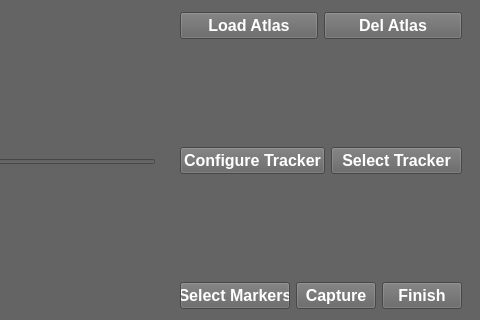
Old version of the form mainWindow.ui in the repository Beastmaster/Tracking3D_Example; both pictures show x 652 to 1132 and y 259 to 579 of the 1132 by 849 pixel window.
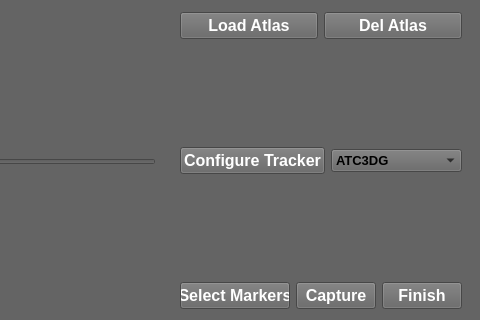
New version of the form. Custom widgets are drawn as their Qt base class.

Patch:
```diff
--- a/mainWindow.ui
+++ b/mainWindow.ui
@@ -249,37 +249,25 @@
           </widget>
          </item>
          <item>
-          <widget class="QPushButton" name="sel_Tracker_Btn">
+          <widget class="QComboBox" name="sel_Tracker_Combo">
            <property name="font">
             <font>
              <family>Arial</family>
-             <pointsize>12</pointsize>
+             <pointsize>10</pointsize>
              <weight>75</weight>
              <bold>true</bold>
             </font>
            </property>
-           <property name="styleSheet">
-            <string notr="true">QPushButton { color: rgb(255, 255, 255);}
- 
-QPushButton:pressed { color: rgb(255, 255, 255);border: none;margin: 0px;padding: 0px;background-color:rgb(0,102,224);}
-
-QPushButton:hover:!pressed { color: rgb(255, 255, 255);border: none;margin: 0px;padding: 0px;background-color:rgb(63,63,70);}
-
-QPushButton:hover { color:rgb(255, 255, 255);}
-
-
-
-QPushButton:checked { color: rgb(255, 255, 255);border: 1px solid rgba(0,102,224);margin: 0px;padding: 0px;}
-
-QPushButton:checked:hover { color: rgb(255, 255, 255);border: 1px solid rgba(0,102,224);margin: 0px;padding: 0px;background-color:rgb(63,63,70);}
-
-QPushButton:checked:hover:!pressed { color: rgb(255, 255, 255);border: 1px solid rgba(0,102,224);margin: 0px;padding: 0px;background-color:rgb(63,63,102);}
-
-QPushButton:checked:pressed { color: rgb(255, 255, 255);border: none;margin: 0px;padding: 0px;background-color:rgb(0,102,224);}</string>
-           </property>
-           <property name="text">
-            <string>Select Tracker</string>
-           </property>
+           <item>
+            <property name="text">
+             <string>ATC3DG</string>
+            </property>
+           </item>
+           <item>
+            <property name="text">
+             <string>PolarisVicra</string>
+            </property>
+           </item>
           </widget>
          </item>
         </layout>
```
